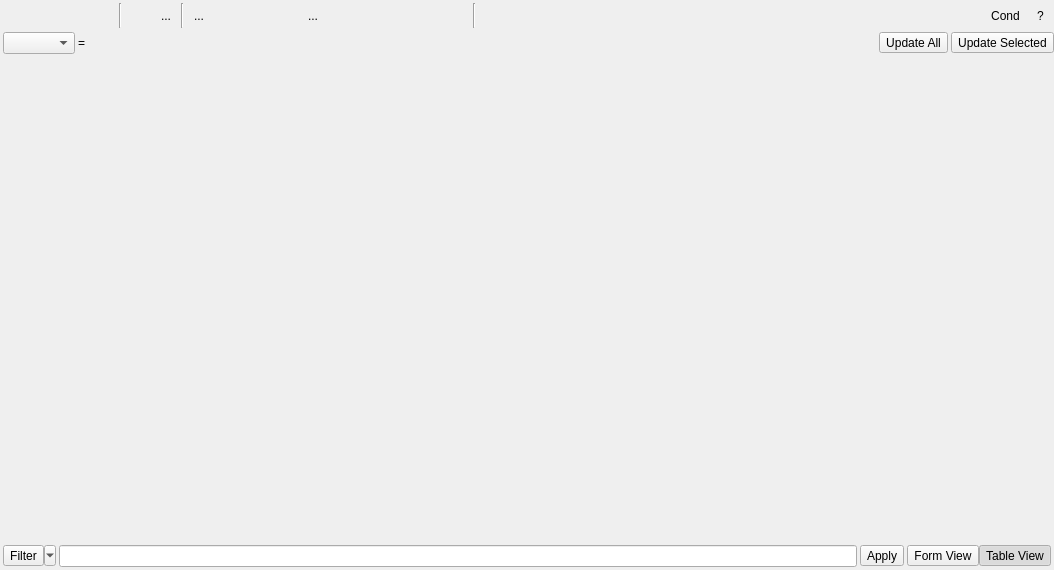
carsmie/QGIS, file src/ui/qgsattributetabledialog.ui: the form before one commit.
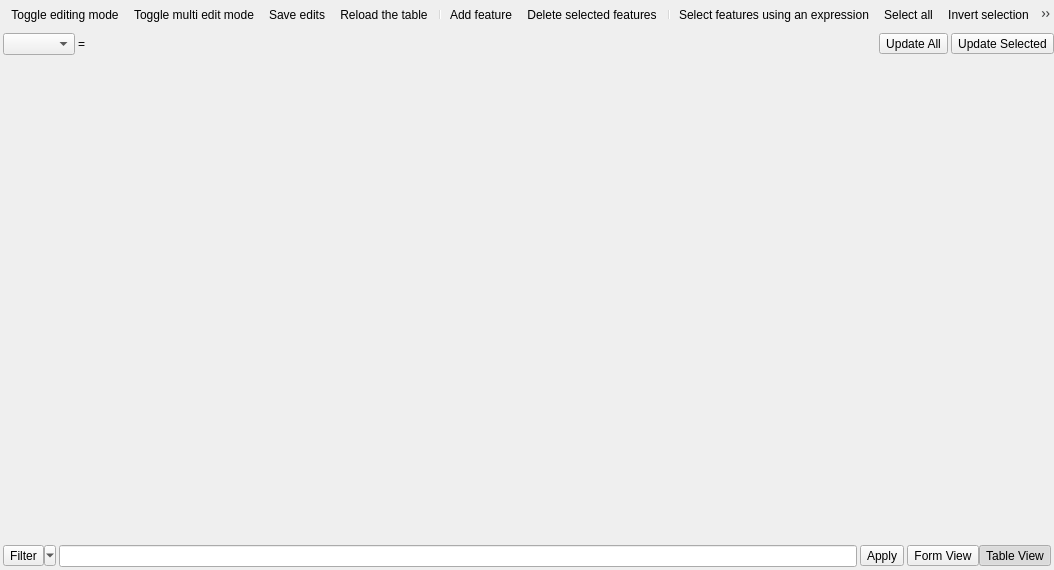
The form after the commit. Icons and pictures are not drawn. Custom widgets are drawn as their Qt base class.

Commit message:
Use a real toolbar for attribute table dialog
- Fixes style issues on various platforms (esp. OSX)
- Allows resizing the window smaller and actions get moved
to overflow menu

```diff
--- a/src/ui/qgsattributetabledialog.ui
+++ b/src/ui/qgsattributetabledialog.ui
@@ -29,623 +29,7 @@
    <property name="spacing">
     <number>3</number>
    </property>
-   <item row="3" column="0">
-    <layout class="QHBoxLayout" name="horizontalLayout">
-     <property name="leftMargin">
-      <number>3</number>
-     </property>
-     <property name="topMargin">
-      <number>3</number>
-     </property>
-     <property name="rightMargin">
-      <number>3</number>
-     </property>
-     <property name="bottomMargin">
-      <number>0</number>
-     </property>
-     <item>
-      <widget class="QToolButton" name="mToggleEditingButton">
-       <property name="toolTip">
-        <string>Toggle editing mode (Ctrl+E)</string>
-       </property>
-       <property name="whatsThis">
-        <string/>
-       </property>
-       <property name="text">
-        <string/>
-       </property>
-       <property name="icon">
-        <iconset resource="../../images/images.qrc">
-         <normaloff>:/images/themes/default/mActionToggleEditing.svg</normaloff>:/images/themes/default/mActionToggleEditing.svg</iconset>
-       </property>
-       <property name="iconSize">
-        <size>
-         <width>18</width>
-         <height>18</height>
-        </size>
-       </property>
-       <property name="shortcut">
-        <string>Ctrl+E</string>
-       </property>
-       <property name="checkable">
-        <bool>false</bool>
-       </property>
-       <property name="autoRaise">
-        <bool>true</bool>
-       </property>
-      </widget>
-     </item>
-     <item>
-      <widget class="QToolButton" name="mToggleMultiEditButton">
-       <property name="toolTip">
-        <string>Toggle multi edit mode</string>
-       </property>
-       <property name="whatsThis">
-        <string/>
-       </property>
-       <property name="text">
-        <string/>
-       </property>
-       <property name="icon">
-        <iconset resource="../../images/images.qrc">
-         <normaloff>:/images/themes/default/mActionMultiEdit.svg</normaloff>:/images/themes/default/mActionMultiEdit.svg</iconset>
-       </property>
-       <property name="iconSize">
-        <size>
-         <width>18</width>
-         <height>18</height>
-        </size>
-       </property>
-       <property name="checkable">
-        <bool>true</bool>
-       </property>
-       <property name="autoRaise">
-        <bool>true</bool>
-       </property>
-      </widget>
-     </item>
-     <item>
-      <widget class="QToolButton" name="mSaveEditsButton">
-       <property name="toolTip">
-        <string>Save Edits (Ctrl+S)</string>
-       </property>
-       <property name="whatsThis">
-        <string/>
-       </property>
-       <property name="text">
-        <string/>
-       </property>
-       <property name="icon">
-        <iconset resource="../../images/images.qrc">
-         <normaloff>:/images/themes/default/mActionSaveEdits.svg</normaloff>:/images/themes/default/mActionSaveEdits.svg</iconset>
-       </property>
-       <property name="iconSize">
-        <size>
-         <width>18</width>
-         <height>18</height>
-        </size>
-       </property>
-       <property name="shortcut">
-        <string>Ctrl+S</string>
-       </property>
-       <property name="checkable">
-        <bool>false</bool>
-       </property>
-       <property name="autoRaise">
-        <bool>true</bool>
-       </property>
-      </widget>
-     </item>
-     <item>
-      <widget class="QToolButton" name="mReloadButton">
-       <property name="toolTip">
-        <string>Reload the table</string>
-       </property>
-       <property name="text">
-        <string/>
-       </property>
-       <property name="icon">
-        <iconset resource="../../images/images.qrc">
-         <normaloff>:/images/themes/default/mActionDraw.svg</normaloff>:/images/themes/default/mActionDraw.svg</iconset>
-       </property>
-       <property name="iconSize">
-        <size>
-         <width>18</width>
-         <height>18</height>
-        </size>
-       </property>
-       <property name="checkable">
-        <bool>false</bool>
-       </property>
-       <property name="autoRaise">
-        <bool>true</bool>
-       </property>
-      </widget>
-     </item>
-     <item>
-      <widget class="Line" name="line">
-       <property name="orientation">
-        <enum>Qt::Vertical</enum>
-       </property>
-      </widget>
-     </item>
-     <item>
-      <widget class="QToolButton" name="mAddFeature">
-       <property name="enabled">
-        <bool>false</bool>
-       </property>
-       <property name="toolTip">
-        <string>Add feature</string>
-       </property>
-       <property name="text">
-        <string/>
-       </property>
-       <property name="iconSize">
-        <size>
-         <width>18</width>
-         <height>18</height>
-        </size>
-       </property>
-       <property name="autoRaise">
-        <bool>true</bool>
-       </property>
-      </widget>
-     </item>
-     <item>
-      <widget class="QToolButton" name="mDeleteSelectedButton">
-       <property name="toolTip">
-        <string>Delete selected features (DEL)</string>
-       </property>
-       <property name="text">
-        <string>...</string>
-       </property>
-       <property name="icon">
-        <iconset resource="../../images/images.qrc">
-         <normaloff>:/images/themes/default/mActionDeleteSelected.svg</normaloff>:/images/themes/default/mActionDeleteSelected.svg</iconset>
-       </property>
-       <property name="iconSize">
-        <size>
-         <width>18</width>
-         <height>18</height>
-        </size>
-       </property>
-       <property name="autoRaise">
-        <bool>true</bool>
-       </property>
-      </widget>
-     </item>
-     <item>
-      <widget class="Line" name="line_2">
-       <property name="orientation">
-        <enum>Qt::Vertical</enum>
-       </property>
-      </widget>
-     </item>
-     <item>
-      <widget class="QToolButton" name="mExpressionSelectButton">
-       <property name="toolTip">
-        <string>Select features using an expression</string>
-       </property>
-       <property name="text">
-        <string>...</string>
-       </property>
-       <property name="icon">
-        <iconset resource="../../images/images.qrc">
-         <normaloff>:/images/themes/default/mIconExpressionSelect.svg</normaloff>:/images/themes/default/mIconExpressionSelect.svg</iconset>
-       </property>
-       <property name="iconSize">
-        <size>
-         <width>18</width>
-         <height>18</height>
-        </size>
-       </property>
-       <property name="autoRaise">
-        <bool>true</bool>
-       </property>
-      </widget>
-     </item>
-     <item>
-      <widget class="QToolButton" name="mSelectAllButton">
-       <property name="toolTip">
-        <string>Select all (Ctrl+A)</string>
-       </property>
-       <property name="text">
-        <string/>
-       </property>
-       <property name="icon">
-        <iconset resource="../../images/images.qrc">
-         <normaloff>:/images/themes/default/mActionSelectAll.svg</normaloff>:/images/themes/default/mActionSelectAll.svg</iconset>
-       </property>
-       <property name="iconSize">
-        <size>
-         <width>18</width>
-         <height>18</height>
-        </size>
-       </property>
-       <property name="shortcut">
-        <string>Ctrl+A</string>
-       </property>
-       <property name="autoRaise">
-        <bool>true</bool>
-       </property>
-      </widget>
-     </item>
-     <item>
-      <widget class="QToolButton" name="mInvertSelectionButton">
-       <property name="toolTip">
-        <string>Invert selection (Ctrl+R)</string>
-       </property>
-       <property name="text">
-        <string/>
-       </property>
-       <property name="icon">
-        <iconset resource="../../images/images.qrc">
-         <normaloff>:/images/themes/default/mActionInvertSelection.svg</normaloff>:/images/themes/default/mActionInvertSelection.svg</iconset>
-       </property>
-       <property name="iconSize">
-        <size>
-         <width>18</width>
-         <height>18</height>
-        </size>
-       </property>
-       <property name="shortcut">
-        <string>Ctrl+R</string>
-       </property>
-       <property name="autoRaise">
-        <bool>true</bool>
-       </property>
-      </widget>
-     </item>
-     <item>
-      <widget class="QToolButton" name="mRemoveSelectionButton">
-       <property name="toolTip">
-        <string>Deselect all (Ctrl+Shift+A)</string>
-       </property>
-       <property name="text">
-        <string/>
-       </property>
-       <property name="icon">
-        <iconset resource="../../images/images.qrc">
-         <normaloff>:/images/themes/default/mActionUnselectAttributes.png</normaloff>:/images/themes/default/mActionUnselectAttributes.png</iconset>
-       </property>
-       <property name="iconSize">
-        <size>
-         <width>18</width>
-         <height>18</height>
-        </size>
-       </property>
-       <property name="shortcut">
-        <string>Ctrl+Shift+A</string>
-       </property>
-       <property name="autoRaise">
-        <bool>true</bool>
-       </property>
-      </widget>
-     </item>
-     <item>
-      <widget class="QToolButton" name="mSearchFormButton">
-       <property name="toolTip">
-        <string>Select/filter features using form (Ctrl+F)</string>
-       </property>
-       <property name="text">
-        <string>...</string>
-       </property>
-       <property name="icon">
-        <iconset resource="../../images/images.qrc">
-         <normaloff>:/images/themes/default/mActionFilter2.svg</normaloff>:/images/themes/default/mActionFilter2.svg</iconset>
-       </property>
-       <property name="iconSize">
-        <size>
-         <width>18</width>
-         <height>18</height>
-        </size>
-       </property>
-       <property name="shortcut">
-        <string>Ctrl+F</string>
-       </property>
-       <property name="checkable">
-        <bool>true</bool>
-       </property>
-       <property name="autoRaise">
-        <bool>true</bool>
-       </property>
-      </widget>
-     </item>
-     <item>
-      <widget class="QToolButton" name="mSelectedToTopButton">
-       <property name="toolTip">
-        <string>Move selection to top (Ctrl+T)</string>
-       </property>
-       <property name="text">
-        <string/>
-       </property>
-       <property name="icon">
-        <iconset resource="../../images/images.qrc">
-         <normaloff>:/images/themes/default/mActionSelectedToTop.png</normaloff>:/images/themes/default/mActionSelectedToTop.png</iconset>
-       </property>
-       <property name="iconSize">
-        <size>
-         <width>18</width>
-         <height>18</height>
-        </size>
-       </property>
-       <property name="shortcut">
-        <string>Ctrl+T</string>
-       </property>
-       <property name="checkable">
-        <bool>true</bool>
-       </property>
-       <property name="autoRaise">
-        <bool>true</bool>
-       </property>
-      </widget>
-     </item>
-     <item>
-      <widget class="QToolButton" name="mPanMapToSelectedRowsButton">
-       <property name="toolTip">
-        <string>Pan map to the selected rows (Ctrl+P)</string>
-       </property>
-       <property name="whatsThis">
-        <string/>
-       </property>
-       <property name="text">
-        <string/>
-       </property>
-       <property name="icon">
-        <iconset resource="../../images/images.qrc">
-         <normaloff>:/images/themes/default/mActionPanToSelected.svg</normaloff>:/images/themes/default/mActionPanToSelected.svg</iconset>
-       </property>
-       <property name="iconSize">
-        <size>
-         <width>18</width>
-         <height>18</height>
-        </size>
-       </property>
-       <property name="shortcut">
-        <string>Ctrl+P</string>
-       </property>
-       <property name="autoRaise">
-        <bool>true</bool>
-       </property>
-      </widget>
-     </item>
-     <item>
-      <widget class="QToolButton" name="mZoomMapToSelectedRowsButton">
-       <property name="toolTip">
-        <string>Zoom map to the selected rows (Ctrl+J)</string>
-       </property>
-       <property name="whatsThis">
-        <string/>
-       </property>
-       <property name="text">
-        <string/>
-       </property>
-       <property name="icon">
-        <iconset resource="../../images/images.qrc">
-         <normaloff>:/images/themes/default/mActionZoomToSelected.svg</normaloff>:/images/themes/default/mActionZoomToSelected.svg</iconset>
-       </property>
-       <property name="iconSize">
-        <size>
-         <width>18</width>
-         <height>18</height>
-        </size>
-       </property>
-       <property name="shortcut">
-        <string>Ctrl+J</string>
-       </property>
-       <property name="autoRaise">
-        <bool>true</bool>
-       </property>
-      </widget>
-     </item>
-     <item>
-      <widget class="QToolButton" name="mCopySelectedRowsButton">
-       <property name="toolTip">
-        <string>Copy selected rows to clipboard (Ctrl+C)</string>
-       </property>
-       <property name="whatsThis">
-        <string/>
-       </property>
-       <property name="text">
-        <string/>
-       </property>
-       <property name="icon">
-        <iconset resource="../../images/images.qrc">
-         <normaloff>:/images/themes/default/mActionEditCopy.svg</normaloff>:/images/themes/default/mActionEditCopy.svg</iconset>
-       </property>
-       <property name="iconSize">
-        <size>
-         <width>18</width>
-         <height>18</height>
-        </size>
-       </property>
-       <property name="shortcut">
-        <string>Ctrl+C</string>
-       </property>
-       <property name="autoRaise">
-        <bool>true</bool>
-       </property>
-      </widget>
-     </item>
-     <item>
-      <widget class="QToolButton" name="mPasteFeatures">
-       <property name="toolTip">
-        <string>Paste features from clipboard (Ctrl+V)</string>
-       </property>
-       <property name="whatsThis">
-        <string/>
-       </property>
-       <property name="text">
-        <string/>
-       </property>
-       <property name="icon">
-        <iconset resource="../../images/images.qrc">
-         <normaloff>:/images/themes/default/mActionEditPaste.svg</normaloff>:/images/themes/default/mActionEditPaste.svg</iconset>
-       </property>
-       <property name="iconSize">
-        <size>
-         <width>18</width>
-         <height>18</height>
-        </size>
-       </property>
-       <property name="shortcut">
-        <string>Ctrl+V</string>
-       </property>
-       <property name="autoRaise">
-        <bool>true</bool>
-       </property>
-      </widget>
-     </item>
-     <item>
-      <widget class="Line" name="line_3">
-       <property name="orientation">
-        <enum>Qt::Vertical</enum>
-       </property>
-      </widget>
-     </item>
-     <item>
-      <widget class="QToolButton" name="mRemoveAttribute">
-       <property name="toolTip">
-        <string>Delete field (Ctrl+L)</string>
-       </property>
-       <property name="text">
-        <string/>
-       </property>
-       <property name="icon">
-        <iconset resource="../../images/images.qrc">
-         <normaloff>:/images/themes/default/mActionDeleteAttribute.png</normaloff>:/images/themes/default/mActionDeleteAttribute.png</iconset>
-       </property>
-       <property name="iconSize">
-        <size>
-         <width>18</width>
-         <height>18</height>
-        </size>
-       </property>
-       <property name="shortcut">
-        <string>Ctrl+L</string>
-       </property>
-       <property name="autoRaise">
-        <bool>true</bool>
-       </property>
-      </widget>
-     </item>
-     <item>
-      <widget class="QToolButton" name="mAddAttribute">
-       <property name="toolTip">
-        <string>New field (Ctrl+W)</string>
-       </property>
-       <property name="text">
-        <string/>
-       </property>
-       <property name="icon">
-        <iconset resource="../../images/images.qrc">
-         <normaloff>:/images/themes/default/mActionNewAttribute.png</normaloff>:/images/themes/default/mActionNewAttribute.png</iconset>
-       </property>
-       <property name="iconSize">
-        <size>
-         <width>18</width>
-         <height>18</height>
-        </size>
-       </property>
-       <property name="shortcut">
-        <string>Ctrl+W</string>
-       </property>
-       <property name="autoRaise">
-        <bool>true</bool>
-       </property>
-      </widget>
-     </item>
-     <item>
-      <widget class="QToolButton" name="mOpenFieldCalculator">
-       <property name="toolTip">
-        <string>Open field calculator (Ctrl+I)</string>
-       </property>
-       <property name="text">
-        <string/>
-       </property>
-       <property name="icon">
-        <iconset resource="../../images/images.qrc">
-         <normaloff>:/images/themes/default/mActionCalculateField.svg</normaloff>:/images/themes/default/mActionCalculateField.svg</iconset>
-       </property>
-       <property name="iconSize">
-        <size>
-         <width>18</width>
-         <height>18</height>
-        </size>
-       </property>
-       <property name="shortcut">
-        <string>Ctrl+I</string>
-       </property>
-       <property name="autoRaise">
-        <bool>true</bool>
-       </property>
-      </widget>
-     </item>
-     <item>
-      <spacer name="horizontalSpacer">
-       <property name="orientation">
-        <enum>Qt::Horizontal</enum>
-       </property>
-       <property name="sizeHint" stdset="0">
-        <size>
-         <width>40</width>
-         <height>20</height>
-        </size>
-       </property>
-      </spacer>
-     </item>
-     <item>
-      <widget class="QToolButton" name="mSetStyles">
-       <property name="text">
-        <string>Cond</string>
-       </property>
-       <property name="icon">
-        <iconset resource="../../images/images.qrc">
-         <normaloff>:/images/themes/default/rendererCategorizedSymbol.png</normaloff>:/images/themes/default/rendererCategorizedSymbol.png</iconset>
-       </property>
-       <property name="checkable">
-        <bool>true</bool>
-       </property>
-       <property name="autoRepeat">
-        <bool>false</bool>
-       </property>
-       <property name="autoRaise">
-        <bool>true</bool>
-       </property>
-      </widget>
-     </item>
-     <item>
-      <widget class="QToolButton" name="mHelpButton">
-       <property name="sizePolicy">
-        <sizepolicy hsizetype="Fixed" vsizetype="Fixed">
-         <horstretch>0</horstretch>
-         <verstretch>0</verstretch>
-        </sizepolicy>
-       </property>
-       <property name="minimumSize">
-        <size>
-         <width>0</width>
-         <height>0</height>
-        </size>
-       </property>
-       <property name="text">
-        <string>?</string>
-       </property>
-       <property name="autoRaise">
-        <bool>true</bool>
-       </property>
-      </widget>
-     </item>
-    </layout>
-   </item>
-   <item row="7" column="0">
-    <widget class="QgsDualView" name="mMainView">
-     <property name="currentIndex">
-      <number>-1</number>
-     </property>
-    </widget>
-   </item>
-   <item row="9" column="0">
+   <item row="8" column="0">
     <layout class="QHBoxLayout">
      <property name="leftMargin">
       <number>3</number>
@@ -768,7 +152,52 @@
      </item>
     </layout>
    </item>
+   <item row="4" column="0">
+    <widget class="QToolBar" name="mToolbar">
+     <property name="iconSize">
+      <size>
+       <width>18</width>
+       <height>18</height>
+      </size>
+     </property>
+     <property name="floatable">
+      <bool>false</bool>
+     </property>
+     <addaction name="mActionToggleEditing"/>
+     <addaction name="mActionToggleMultiEdit"/>
+     <addaction name="mActionSaveEdits"/>
+     <addaction name="mActionReload"/>
+     <addaction name="separator"/>
+     <addaction name="mActionAddFeature"/>
+     <addaction name="mActionDeleteSelected"/>
+     <addaction name="separator"/>
+     <addaction name="mActionExpressionSelect"/>
+     <addaction name="mActionSelectAll"/>
+     <addaction name="mActionInvertSelection"/>
+     <addaction name="mActionRemoveSelection"/>
+     <addaction name="mActionSearchForm"/>
+     <addaction name="mActionSelectedToTop"/>
+     <addaction name="mActionPanMapToSelectedRows"/>
+     <addaction name="mActionZoomMapToSelectedRows"/>
+     <addaction name="separator"/>
+     <addaction name="mActionCopySelectedRows"/>
+     <addaction name="mActionPasteFeatures"/>
+     <addaction name="separator"/>
+     <addaction name="mActionRemoveAttribute"/>
+     <addaction name="mActionAddAttribute"/>
+     <addaction name="mActionOpenFieldCalculator"/>
+     <addaction name="separator"/>
+     <addaction name="mActionSetStyles"/>
+    </widget>
+   </item>
    <item row="6" column="0">
+    <widget class="QgsDualView" name="mMainView">
+     <property name="currentIndex">
+      <number>-1</number>
+     </property>
+    </widget>
+   </item>
+   <item row="5" column="0">
     <widget class="QFrame" name="mUpdateExpressionBox">
      <layout class="QHBoxLayout" name="horizontalLayout_3">
       <property name="spacing">
@@ -891,6 +320,300 @@
     <string>Apply</string>
    </property>
   </action>
+  <action name="mActionSearchForm">
+   <property name="checkable">
+    <bool>true</bool>
+   </property>
+   <property name="icon">
+    <iconset resource="../../images/images.qrc">
+     <normaloff>:/images/themes/default/mActionFilter2.svg</normaloff>:/images/themes/default/mActionFilter2.svg</iconset>
+   </property>
+   <property name="text">
+    <string>Select/filter features using form</string>
+   </property>
+   <property name="toolTip">
+    <string>Select/filter features using form (Ctrl+F)</string>
+   </property>
+   <property name="shortcut">
+    <string>Ctrl+F</string>
+   </property>
+  </action>
+  <action name="mActionToggleEditing">
+   <property name="checkable">
+    <bool>true</bool>
+   </property>
+   <property name="icon">
+    <iconset resource="../../images/images.qrc">
+     <normaloff>:/images/themes/default/mActionToggleEditing.svg</normaloff>:/images/themes/default/mActionToggleEditing.svg</iconset>
+   </property>
+   <property name="text">
+    <string>Toggle editing mode</string>
+   </property>
+   <property name="toolTip">
+    <string>Toggle editing mode (Ctrl+E)</string>
+   </property>
+   <property name="shortcut">
+    <string>Ctrl+E</string>
+   </property>
+  </action>
+  <action name="mActionToggleMultiEdit">
+   <property name="checkable">
+    <bool>true</bool>
+   </property>
+   <property name="icon">
+    <iconset resource="../../images/images.qrc">
+     <normaloff>:/images/themes/default/mActionMultiEdit.svg</normaloff>:/images/themes/default/mActionMultiEdit.svg</iconset>
+   </property>
+   <property name="text">
+    <string>Toggle multi edit mode</string>
+   </property>
+   <property name="toolTip">
+    <string>Toggle multi edit mode</string>
+   </property>
+  </action>
+  <action name="mActionSaveEdits">
+   <property name="icon">
+    <iconset resource="../../images/images.qrc">
+     <normaloff>:/images/themes/default/mActionSaveAllEdits.svg</normaloff>:/images/themes/default/mActionSaveAllEdits.svg</iconset>
+   </property>
+   <property name="text">
+    <string>Save edits</string>
+   </property>
+   <property name="toolTip">
+    <string>Save edits (Ctrl+S)</string>
+   </property>
+   <property name="shortcut">
+    <string>Ctrl+S</string>
+   </property>
+  </action>
+  <action name="mActionReload">
+   <property name="icon">
+    <iconset resource="../../images/images.qrc">
+     <normaloff>:/images/themes/default/mActionDraw.svg</normaloff>:/images/themes/default/mActionDraw.svg</iconset>
+   </property>
+   <property name="text">
+    <string>Reload the table</string>
+   </property>
+   <property name="toolTip">
+    <string>Reload the table</string>
+   </property>
+  </action>
+  <action name="mActionAddFeature">
+   <property name="icon">
+    <iconset resource="../../images/images.qrc">
+     <normaloff>:/images/themes/default/mActionNewTableRow.png</normaloff>:/images/themes/default/mActionNewTableRow.png</iconset>
+   </property>
+   <property name="text">
+    <string>Add feature</string>
+   </property>
+  </action>
+  <action name="mActionDeleteSelected">
+   <property name="icon">
+    <iconset resource="../../images/images.qrc">
+     <normaloff>:/images/themes/default/mActionDeleteSelected.svg</normaloff>:/images/themes/default/mActionDeleteSelected.svg</iconset>
+   </property>
+   <property name="text">
+    <string>Delete selected features</string>
+   </property>
+   <property name="toolTip">
+    <string>Delete selected features</string>
+   </property>
+   <property name="shortcut">
+    <string>Del</string>
+   </property>
+  </action>
+  <action name="mActionExpressionSelect">
+   <property name="icon">
+    <iconset resource="../../images/images.qrc">
+     <normaloff>:/images/themes/default/mIconExpressionSelect.svg</normaloff>:/images/themes/default/mIconExpressionSelect.svg</iconset>
+   </property>
+   <property name="text">
+    <string>Select features using an expression</string>
+   </property>
+   <property name="toolTip">
+    <string>Select features using an expression</string>
+   </property>
+  </action>
+  <action name="mActionSelectAll">
+   <property name="icon">
+    <iconset resource="../../images/images.qrc">
+     <normaloff>:/images/themes/default/mActionSelectAll.svg</normaloff>:/images/themes/default/mActionSelectAll.svg</iconset>
+   </property>
+   <property name="text">
+    <string>Select all</string>
+   </property>
+   <property name="toolTip">
+    <string>Select all (Ctrl+A)</string>
+   </property>
+   <property name="shortcut">
+    <string>Ctrl+A</string>
+   </property>
+  </action>
+  <action name="mActionInvertSelection">
+   <property name="icon">
+    <iconset resource="../../images/images.qrc">
+     <normaloff>:/images/themes/default/mActionInvertSelection.svg</normaloff>:/images/themes/default/mActionInvertSelection.svg</iconset>
+   </property>
+   <property name="text">
+    <string>Invert selection</string>
+   </property>
+   <property name="toolTip">
+    <string>Invert selection (Ctrl+R)</string>
+   </property>
+   <property name="shortcut">
+    <string>Ctrl+R</string>
+   </property>
+  </action>
+  <action name="mActionRemoveSelection">
+   <property name="icon">
+    <iconset resource="../../images/images.qrc">
+     <normaloff>:/images/themes/default/mActionDeselectAll.svg</normaloff>:/images/themes/default/mActionDeselectAll.svg</iconset>
+   </property>
+   <property name="text">
+    <string>Deselect all</string>
+   </property>
+   <property name="toolTip">
+    <string>Deselect all (Ctrl+Shift+A)</string>
+   </property>
+   <property name="shortcut">
+    <string>Ctrl+Shift+A</string>
+   </property>
+  </action>
+  <action name="mActionSelectedToTop">
+   <property name="checkable">
+    <bool>true</bool>
+   </property>
+   <property name="icon">
+    <iconset resource="../../images/images.qrc">
+     <normaloff>:/images/themes/default/mActionSelectedToTop.png</normaloff>:/images/themes/default/mActionSelectedToTop.png</iconset>
+   </property>
+   <property name="text">
+    <string>Move selection to top</string>
+   </property>
+   <property name="toolTip">
+    <string>Move selection to top</string>
+   </property>
+  </action>
+  <action name="mActionPanMapToSelectedRows">
+   <property name="icon">
+    <iconset resource="../../images/images.qrc">
+     <normaloff>:/images/themes/default/mActionPanToSelected.svg</normaloff>:/images/themes/default/mActionPanToSelected.svg</iconset>
+   </property>
+   <property name="text">
+    <string>Pan map to the selected rows</string>
+   </property>
+   <property name="toolTip">
+    <string>Pan map to the selected rows (Ctrl+P)</string>
+   </property>
+   <property name="shortcut">
+    <string>Ctrl+P</string>
+   </property>
+  </action>
+  <action name="mActionZoomMapToSelectedRows">
+   <property name="icon">
+    <iconset resource="../../images/images.qrc">
+     <normaloff>:/images/themes/default/mActionZoomToSelected.svg</normaloff>:/images/themes/default/mActionZoomToSelected.svg</iconset>
+   </property>
+   <property name="text">
+    <string>Zoom map to the selected rows</string>
+   </property>
+   <property name="toolTip">
+    <string>Zoom map to the selected rows (Ctrl+J)</string>
+   </property>
+   <property name="shortcut">
+    <string>Ctrl+J</string>
+   </property>
+  </action>
+  <action name="mActionCopySelectedRows">
+   <property name="icon">
+    <iconset resource="../../images/images.qrc">
+     <normaloff>:/images/themes/default/mActionEditCopy.svg</normaloff>:/images/themes/default/mActionEditCopy.svg</iconset>
+   </property>
+   <property name="text">
+    <string>Copy selected rows to clipboard (Ctrl+C)</string>
+   </property>
+   <property name="toolTip">
+    <string>Copy selected rows to clipboard (Ctrl+C)</string>
+   </property>
+   <property name="shortcut">
+    <string>Ctrl+C</string>
+   </property>
+  </action>
+  <action name="mActionPasteFeatures">
+   <property name="icon">
+    <iconset resource="../../images/images.qrc">
+     <normaloff>:/images/themes/default/mActionEditPaste.svg</normaloff>:/images/themes/default/mActionEditPaste.svg</iconset>
+   </property>
+   <property name="text">
+    <string>Paste features from clipboard</string>
+   </property>
+   <property name="toolTip">
+    <string>Paste features from clipboard (Ctrl+V)</string>
+   </property>
+   <property name="shortcut">
+    <string>Ctrl+V</string>
+   </property>
+  </action>
+  <action name="mActionRemoveAttribute">
+   <property name="icon">
+    <iconset resource="../../images/images.qrc">
+     <normaloff>:/images/themes/default/mActionDeleteAttribute.png</normaloff>:/images/themes/default/mActionDeleteAttribute.png</iconset>
+   </property>
+   <property name="text">
+    <string>Delete field</string>
+   </property>
+   <property name="toolTip">
+    <string>Delete field (Ctrl+L)</string>
+   </property>
+   <property name="shortcut">
+    <string>Ctrl+L</string>
+   </property>
+  </action>
+  <action name="mActionAddAttribute">
+   <property name="icon">
+    <iconset resource="../../images/images.qrc">
+     <normaloff>:/images/themes/default/mActionNewAttribute.png</normaloff>:/images/themes/default/mActionNewAttribute.png</iconset>
+   </property>
+   <property name="text">
+    <string>New field</string>
+   </property>
+   <property name="toolTip">
+    <string>New field (Ctrl+W)</string>
+   </property>
+   <property name="shortcut">
+    <string>Ctrl+W</string>
+   </property>
+  </action>
+  <action name="mActionOpenFieldCalculator">
+   <property name="icon">
+    <iconset resource="../../images/images.qrc">
+     <normaloff>:/images/themes/default/mActionCalculateField.svg</normaloff>:/images/themes/default/mActionCalculateField.svg</iconset>
+   </property>
+   <property name="text">
+    <string>Open field calculator</string>
+   </property>
+   <property name="toolTip">
+    <string>Open field calculator (Ctrl+I)</string>
+   </property>
+   <property name="shortcut">
+    <string>Ctrl+I</string>
+   </property>
+  </action>
+  <action name="mActionSetStyles">
+   <property name="checkable">
+    <bool>true</bool>
+   </property>
+   <property name="icon">
+    <iconset resource="../../images/images.qrc">
+     <normaloff>:/images/themes/default/rendererCategorizedSymbol.svg</normaloff>:/images/themes/default/rendererCategorizedSymbol.svg</iconset>
+   </property>
+   <property name="text">
+    <string>Conditional formatting</string>
+   </property>
+   <property name="toolTip">
+    <string>Conditional formatting</string>
+   </property>
+  </action>
  </widget>
  <customwidgets>
   <customwidget>
```
Left out of the diff: 64 changed lines with no effect on the pictures. The commit also changes 2 other files.
